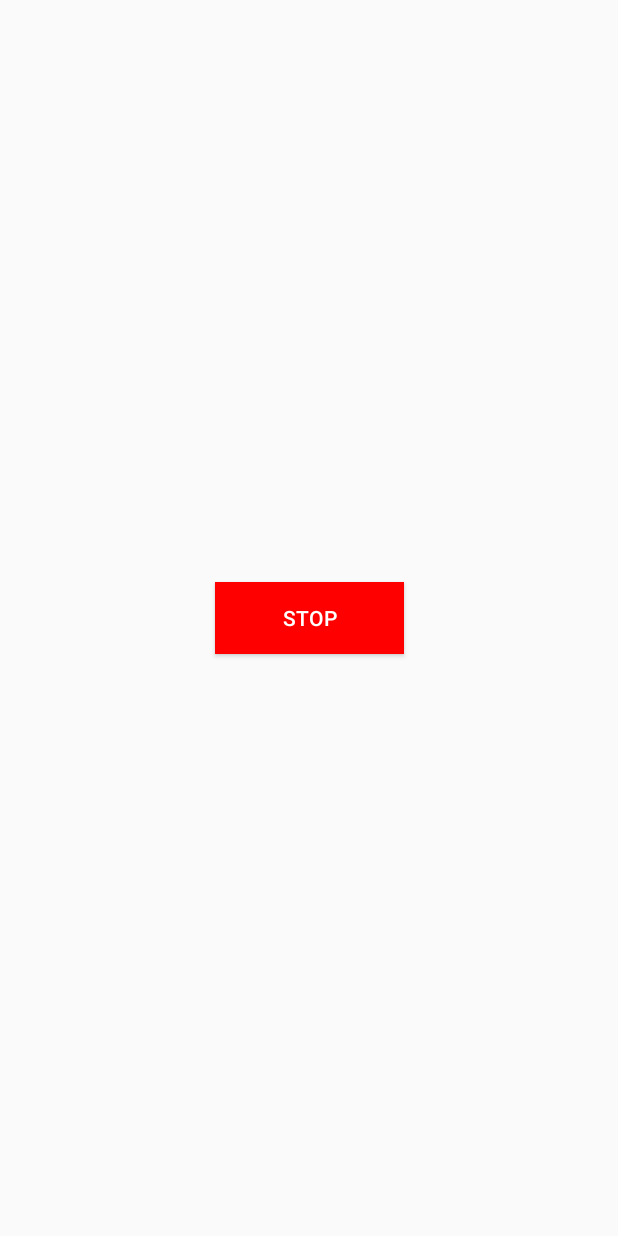
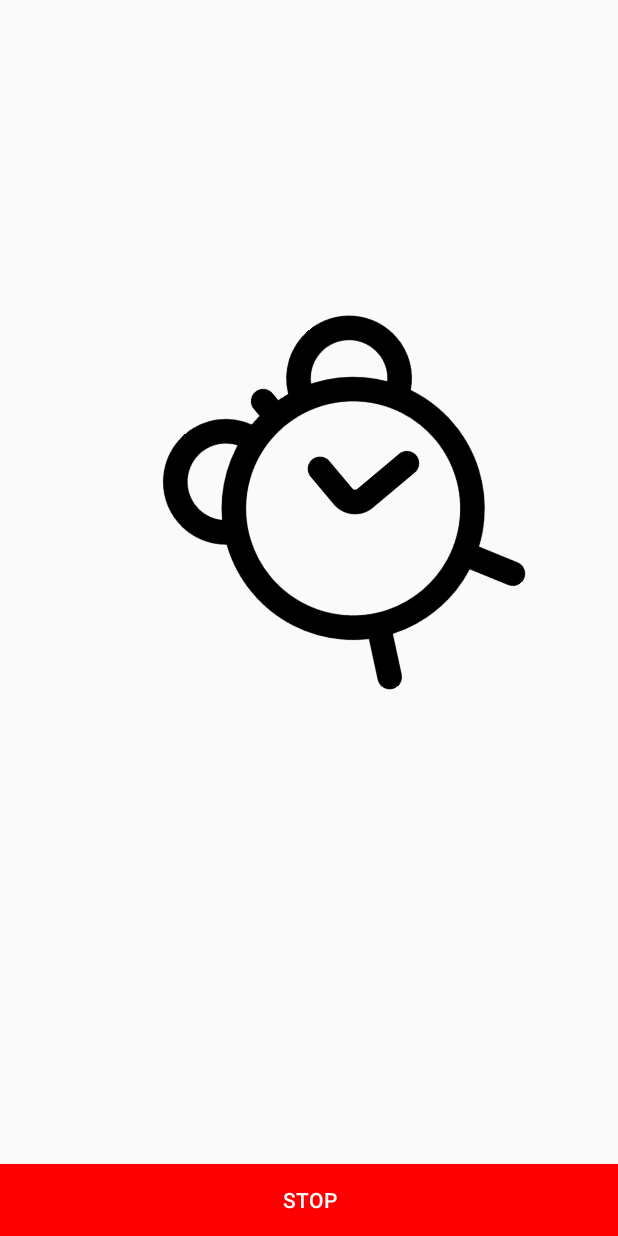
Before and after one commit to sembb/Wekkerapp, an Android app: the MainActivity2 screen opened directly, with no data from a screen before it, on a phone screen of 412 x 824 dp. Run offline under Robolectric (Android 15) with nearby library versions, the phone set to English and light mode, and no system bars.

Commit message:
Wekker animatie gemaakt

```diff
--- a/app/src/main/java/com/example/wekkerapp/MainActivity2.java
+++ b/app/src/main/java/com/example/wekkerapp/MainActivity2.java
@@ -1,8 +1,10 @@
 package com.example.wekkerapp;
 
+import android.animation.ObjectAnimator;
 import android.app.NotificationChannel;
 import android.app.NotificationManager;
 import android.content.Intent;
+import android.graphics.Path;
 import android.media.MediaPlayer;
 import android.os.Build;
 import android.os.Bundle;
@@ -17,7 +19,13 @@ import androidx.core.app.NotificationManagerCompat;
 
 import android.view.View;
 import android.view.WindowManager;
+import android.view.animation.Animation;
+import android.view.animation.AnimationSet;
+import android.view.animation.LinearInterpolator;
+import android.view.animation.PathInterpolator;
+import android.view.animation.RotateAnimation;
 import android.widget.Button;
+import android.widget.ImageView;
 
 public class MainActivity2 extends AppCompatActivity {
     static final int NOTIFICATION_ID = 1;
@@ -27,6 +35,19 @@ public class MainActivity2 extends AppCompatActivity {
 
         setContentView(R.layout.activity_main2);
         Button stopbutton = findViewById(R.id.button2);
+
+        AnimationSet animationSet = new AnimationSet(true);
+
+        RotateAnimation rotate = new RotateAnimation(-20, 20, Animation.RELATIVE_TO_SELF, 0.5f, Animation.RELATIVE_TO_SELF, 0.5f);
+        rotate.setDuration(500);
+        rotate.setInterpolator(new LinearInterpolator());
+        rotate.setRepeatCount(Animation.INFINITE);
+
+        ImageView image= (ImageView) findViewById(R.id.imageView2);
+
+        image.startAnimation(rotate);
+
+
         final Intent terug = new Intent(this, MainActivity.class);
         final Intent stopService = new Intent(this, WekkerService.class);
         stopService.putExtra("switch", true);
--- a/app/src/main/java/com/example/wekkerapp/NotificationService.java
+++ b/app/src/main/java/com/example/wekkerapp/NotificationService.java
@@ -1,11 +1,13 @@
 package com.example.wekkerapp;
 
+import android.animation.ObjectAnimator;
 import android.app.IntentService;
 import android.content.Context;
 import android.content.Intent;
 import android.media.MediaPlayer;
 import android.os.Vibrator;
 import android.util.Log;
+import android.widget.ImageView;
 
 import androidx.annotation.Nullable;
 
@@ -20,6 +22,8 @@ public class NotificationService extends IntentService {
     @Override
     public int onStartCommand(@Nullable Intent intent, int flags, int startId) {
         vibe = (Vibrator) getSystemService(this.VIBRATOR_SERVICE);
+
+
         mp = mp.create(getApplicationContext(), R.raw.alarmpie);
         mp.start();
         mp.setLooping(true);
--- a/app/src/main/res/layout/activity_main2.xml
+++ b/app/src/main/res/layout/activity_main2.xml
@@ -6,22 +6,34 @@
     android:layout_height="match_parent"
     tools:context=".MainActivity2">
 
-    <androidx.constraintlayout.widget.ConstraintLayout
+    <androidx.constraintlayout.motion.widget.MotionLayout
         android:id="@+id/constraintLayout"
         android:layout_width="match_parent"
-        android:layout_height="match_parent">
+        android:layout_height="match_parent"
+        app:layoutDescription="@xml/activity_main2_xml_constraintlayout_scene">
 
         <Button
             android:id="@+id/button2"
-            android:layout_width="126dp"
+            android:layout_width="0dp"
             android:layout_height="wrap_content"
             android:background="#FF0000"
             android:text="Stop"
             android:textColor="#FFFFFF"
             app:layout_constraintBottom_toBottomOf="parent"
             app:layout_constraintEnd_toEndOf="parent"
+            app:layout_constraintStart_toStartOf="parent" />
+
+        <ImageView
+            android:id="@+id/imageView2"
+            android:layout_width="283dp"
+            android:layout_height="220dp"
+            android:rotation="-20"
+            app:layout_constraintBottom_toTopOf="@+id/button2"
+            app:layout_constraintEnd_toEndOf="parent"
             app:layout_constraintStart_toStartOf="parent"
-            app:layout_constraintTop_toTopOf="parent" />
-    </androidx.constraintlayout.widget.ConstraintLayout>
+            app:layout_constraintTop_toTopOf="parent"
+            app:layout_constraintVertical_bias="0.511"
+            app:srcCompat="@drawable/wekker" />
+    </androidx.constraintlayout.motion.widget.MotionLayout>
 
 </androidx.coordinatorlayout.widget.CoordinatorLayout>
--- /dev/null
+++ b/app/src/main/res/xml/activity_main2_xml_constraintlayout_scene.xml
@@ -0,0 +1,27 @@
+<?xml version="1.0" encoding="utf-8"?>
+<MotionScene
+    xmlns:android="http://schemas.android.com/apk/res/android"
+    xmlns:motion="http://schemas.android.com/apk/res-auto">
+
+    <Transition
+        motion:constraintSetEnd="@+id/end"
+        motion:constraintSetStart="@id/start"
+        motion:duration="1000">
+       <KeyFrameSet>
+           <KeyAttribute
+               motion:motionTarget="@+id/imageView2"
+               motion:framePosition="20"
+               android:rotation="45" />
+           <KeyAttribute
+               motion:motionTarget="@+id/imgView2"
+               motion:framePosition="10"
+               android:rotation="45" />
+       </KeyFrameSet>
+    </Transition>
+
+    <ConstraintSet android:id="@+id/start">
+    </ConstraintSet>
+
+    <ConstraintSet android:id="@+id/end">
+    </ConstraintSet>
+</MotionScene>
```
Also changed, not shown: app/src/main/res/drawable/wekker.png (added).
